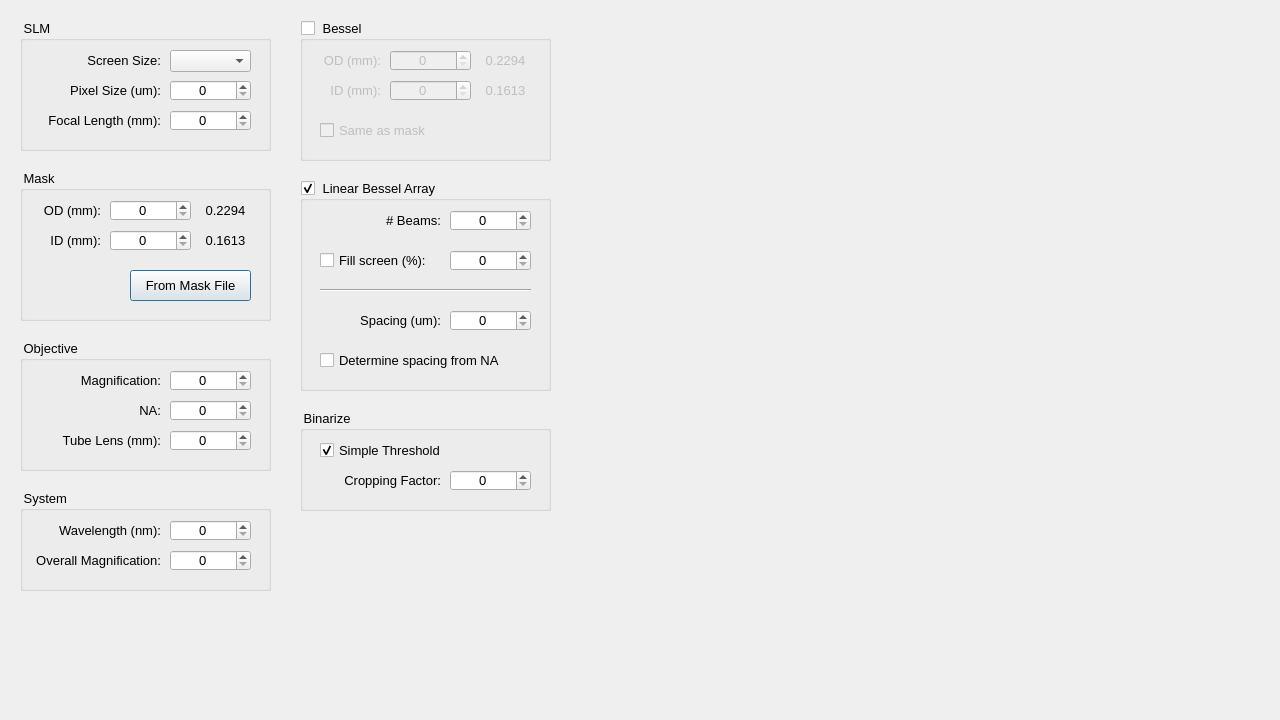
The window that pattern/dialog.ui (cbc-group/pattern) describes before a commit, drawn with Qt 5.
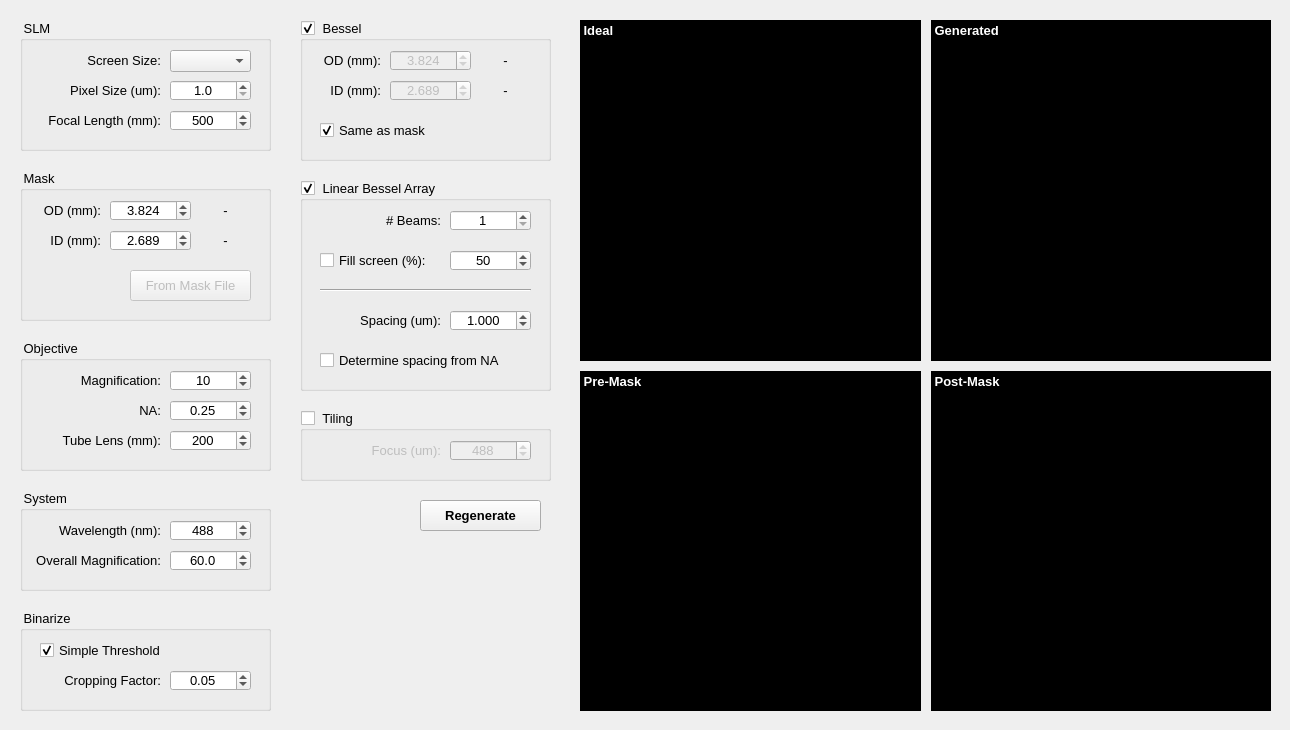
The same window after the commit.

What changed in the file:
```diff
--- a/pattern/dialog.ui
+++ b/pattern/dialog.ui
@@ -6,8 +6,8 @@
    <rect>
     <x>0</x>
     <y>0</y>
-    <width>1280</width>
-    <height>720</height>
+    <width>1290</width>
+    <height>730</height>
    </rect>
   </property>
   <property name="windowTitle">
@@ -18,8 +18,8 @@
     <rect>
      <x>570</x>
      <y>10</y>
-     <width>701</width>
-     <height>701</height>
+     <width>711</width>
+     <height>711</height>
     </rect>
    </property>
    <layout class="QGridLayout" name="preview_layout">
@@ -39,16 +39,151 @@
      <number>10</number>
     </property>
     <item row="0" column="1">
-     <widget class="QWidget" name="generated" native="true"/>
+     <widget class="QWidget" name="generated" native="true">
+      <property name="styleSheet">
+       <string notr="true">background-color: rgb(0, 0, 0);</string>
+      </property>
+      <widget class="QLabel" name="mask_id_na_3">
+       <property name="geometry">
+        <rect>
+         <x>0</x>
+         <y>0</y>
+         <width>81</width>
+         <height>21</height>
+        </rect>
+       </property>
+       <property name="font">
+        <font>
+         <pointsize>10</pointsize>
+         <weight>75</weight>
+         <bold>true</bold>
+        </font>
+       </property>
+       <property name="layoutDirection">
+        <enum>Qt::LeftToRight</enum>
+       </property>
+       <property name="styleSheet">
+        <string notr="true">color: rgb(255, 255, 255);</string>
+       </property>
+       <property name="text">
+        <string> Generated</string>
+       </property>
+       <property name="alignment">
+        <set>Qt::AlignLeading|Qt::AlignLeft|Qt::AlignVCenter</set>
+       </property>
+      </widget>
+     </widget>
     </item>
     <item row="0" column="0">
-     <widget class="QWidget" name="ideal" native="true"/>
+     <widget class="QWidget" name="ideal" native="true">
+      <property name="styleSheet">
+       <string notr="true">background-color: rgb(0, 0, 0);</string>
+      </property>
+      <widget class="QLabel" name="mask_id_na_2">
+       <property name="geometry">
+        <rect>
+         <x>0</x>
+         <y>0</y>
+         <width>51</width>
+         <height>21</height>
+        </rect>
+       </property>
+       <property name="font">
+        <font>
+         <pointsize>10</pointsize>
+         <weight>75</weight>
+         <bold>true</bold>
+        </font>
+       </property>
+       <property name="layoutDirection">
+        <enum>Qt::LeftToRight</enum>
+       </property>
+       <property name="styleSheet">
+        <string notr="true">color: rgb(255, 255, 255);</string>
+       </property>
+       <property name="text">
+        <string> Ideal</string>
+       </property>
+       <property name="alignment">
+        <set>Qt::AlignLeading|Qt::AlignLeft|Qt::AlignVCenter</set>
+       </property>
+      </widget>
+     </widget>
     </item>
     <item row="1" column="0">
-     <widget class="QWidget" name="pre_mask" native="true"/>
+     <widget class="QWidget" name="pre_mask" native="true">
+      <property name="autoFillBackground">
+       <bool>false</bool>
+      </property>
+      <property name="styleSheet">
+       <string notr="true">background-color: rgb(0, 0, 0);</string>
+      </property>
+      <widget class="QLabel" name="mask_id_na_4">
+       <property name="geometry">
+        <rect>
+         <x>0</x>
+         <y>0</y>
+         <width>81</width>
+         <height>21</height>
+        </rect>
+       </property>
+       <property name="font">
+        <font>
+         <pointsize>10</pointsize>
+         <weight>75</weight>
+         <bold>true</bold>
+        </font>
+       </property>
+       <property name="layoutDirection">
+        <enum>Qt::LeftToRight</enum>
+       </property>
+       <property name="styleSheet">
+        <string notr="true">color: rgb(255, 255, 255);</string>
+       </property>
+       <property name="text">
+        <string> Pre-Mask</string>
+       </property>
+       <property name="alignment">
+        <set>Qt::AlignLeading|Qt::AlignLeft|Qt::AlignVCenter</set>
+       </property>
+      </widget>
+     </widget>
     </item>
     <item row="1" column="1">
-     <widget class="QWidget" name="post_mask" native="true"/>
+     <widget class="QWidget" name="post_mask" native="true">
+      <property name="styleSheet">
+       <string notr="true">background-color: rgb(0, 0, 0);</string>
+      </property>
+      <widget class="QLabel" name="mask_id_na_5">
+       <property name="geometry">
+        <rect>
+         <x>0</x>
+         <y>0</y>
+         <width>81</width>
+         <height>21</height>
+        </rect>
+       </property>
+       <property name="font">
+        <font>
+         <pointsize>10</pointsize>
+         <weight>75</weight>
+         <bold>true</bold>
+        </font>
+       </property>
+       <property name="layoutDirection">
+        <enum>Qt::LeftToRight</enum>
+       </property>
+       <property name="styleSheet">
+        <string notr="true">color: rgb(255, 255, 255);</string>
+       </property>
+       <property name="text">
+        <string> Post-Mask</string>
+       </property>
+       <property name="alignment">
+        <set>Qt::AlignLeading|Qt::AlignLeft|Qt::AlignVCenter</set>
+       </property>
+      </widget>
+     </widget>
     </item>
    </layout>
   </widget>
@@ -117,7 +252,7 @@
      <set>Qt::AlignRight|Qt::AlignTrailing|Qt::AlignVCenter</set>
     </property>
    </widget>
-   <widget class="QSpinBox" name="pixel_size_spinbox">
+   <widget class="QDoubleSpinBox" name="pixel_size_spinbox">
     <property name="geometry">
      <rect>
       <x>150</x>
@@ -134,6 +269,21 @@
     <property name="alignment">
      <set>Qt::AlignCenter</set>
     </property>
+    <property name="buttonSymbols">
+     <enum>QAbstractSpinBox::UpDownArrows</enum>
+    </property>
+    <property name="decimals">
+     <number>1</number>
+    </property>
+    <property name="minimum">
+     <double>1.000000000000000</double>
+    </property>
+    <property name="maximum">
+     <double>100.000000000000000</double>
+    </property>
+    <property name="singleStep">
+     <double>0.100000000000000</double>
+    </property>
    </widget>
    <widget class="QLabel" name="focal_length_label">
     <property name="geometry">
@@ -176,6 +326,12 @@
     <property name="alignment">
      <set>Qt::AlignCenter</set>
     </property>
+    <property name="maximum">
+     <number>1000</number>
+    </property>
+    <property name="value">
+     <number>500</number>
+    </property>
    </widget>
    <widget class="QComboBox" name="screensize_combobox">
     <property name="geometry">
@@ -246,6 +402,12 @@
     <property name="alignment">
      <set>Qt::AlignCenter</set>
     </property>
+    <property name="maximum">
+     <number>100</number>
+    </property>
+    <property name="value">
+     <number>10</number>
+    </property>
    </widget>
    <widget class="QLabel" name="na_label">
     <property name="geometry">
@@ -271,7 +433,7 @@
      <set>Qt::AlignRight|Qt::AlignTrailing|Qt::AlignVCenter</set>
     </property>
    </widget>
-   <widget class="QSpinBox" name="na_spinbox">
+   <widget class="QDoubleSpinBox" name="objective_na_spinbox">
     <property name="geometry">
      <rect>
       <x>150</x>
@@ -288,6 +450,15 @@
     <property name="alignment">
      <set>Qt::AlignCenter</set>
     </property>
+    <property name="maximum">
+     <double>2.000000000000000</double>
+    </property>
+    <property name="singleStep">
+     <double>0.010000000000000</double>
+    </property>
+    <property name="value">
+     <double>0.250000000000000</double>
+    </property>
    </widget>
    <widget class="QSpinBox" name="tube_lens_spinbox">
     <property name="geometry">
@@ -306,6 +477,15 @@
     <property name="alignment">
      <set>Qt::AlignCenter</set>
     </property>
+    <property name="maximum">
+     <number>1000</number>
+    </property>
+    <property name="singleStep">
+     <number>1</number>
+    </property>
+    <property name="value">
+     <number>200</number>
+    </property>
    </widget>
    <widget class="QLabel" name="tube_lens_label">
     <property name="geometry">
@@ -373,7 +553,7 @@
      <set>Qt::AlignRight|Qt::AlignTrailing|Qt::AlignVCenter</set>
     </property>
    </widget>
-   <widget class="QSpinBox" name="mask_od_spinbox">
+   <widget class="QDoubleSpinBox" name="mask_od_spinbox">
     <property name="geometry">
      <rect>
       <x>90</x>
@@ -390,6 +570,18 @@
     <property name="alignment">
      <set>Qt::AlignCenter</set>
     </property>
+    <property name="decimals">
+     <number>3</number>
+    </property>
+    <property name="maximum">
+     <double>5.000000000000000</double>
+    </property>
+    <property name="singleStep">
+     <double>0.001000000000000</double>
+    </property>
+    <property name="value">
+     <double>3.824000000000000</double>
+    </property>
    </widget>
    <widget class="QLabel" name="mask_id_label">
     <property name="geometry">
@@ -415,7 +607,7 @@
      <set>Qt::AlignRight|Qt::AlignTrailing|Qt::AlignVCenter</set>
     </property>
    </widget>
-   <widget class="QSpinBox" name="mask_id_spinbox">
+   <widget class="QDoubleSpinBox" name="mask_id_spinbox">
     <property name="geometry">
      <rect>
       <x>90</x>
@@ -432,6 +624,18 @@
     <property name="alignment">
      <set>Qt::AlignCenter</set>
     </property>
+    <property name="decimals">
+     <number>3</number>
+    </property>
+    <property name="maximum">
+     <double>5.000000000000000</double>
+    </property>
+    <property name="singleStep">
+     <double>0.001000000000000</double>
+    </property>
+    <property name="value">
+     <double>2.689000000000000</double>
+    </property>
    </widget>
    <widget class="QLabel" name="mask_od_na">
     <property name="geometry">
@@ -451,7 +655,7 @@
      <enum>Qt::LeftToRight</enum>
     </property>
     <property name="text">
-     <string>0.2294</string>
+     <string>-</string>
     </property>
     <property name="alignment">
      <set>Qt::AlignCenter</set>
@@ -475,13 +679,16 @@
      <enum>Qt::LeftToRight</enum>
     </property>
     <property name="text">
-     <string>0.1613</string>
+     <string>-</string>
     </property>
     <property name="alignment">
      <set>Qt::AlignCenter</set>
     </property>
    </widget>
    <widget class="QPushButton" name="from_mask_file">
+    <property name="enabled">
+     <bool>false</bool>
+    </property>
     <property name="geometry">
      <rect>
       <x>110</x>
@@ -558,6 +765,15 @@
     <property name="alignment">
      <set>Qt::AlignCenter</set>
     </property>
+    <property name="minimum">
+     <number>350</number>
+    </property>
+    <property name="maximum">
+     <number>1500</number>
+    </property>
+    <property name="value">
+     <number>488</number>
+    </property>
    </widget>
    <widget class="QLabel" name="system_magnification_label">
     <property name="geometry">
@@ -583,7 +799,7 @@
      <set>Qt::AlignRight|Qt::AlignTrailing|Qt::AlignVCenter</set>
     </property>
    </widget>
-   <widget class="QSpinBox" name="system_magnification_spinbox">
+   <widget class="QDoubleSpinBox" name="system_magnification_spinbox">
     <property name="geometry">
      <rect>
       <x>150</x>
@@ -600,6 +816,18 @@
     <property name="alignment">
      <set>Qt::AlignCenter</set>
     </property>
+    <property name="decimals">
+     <number>1</number>
+    </property>
+    <property name="maximum">
+     <double>500.000000000000000</double>
+    </property>
+    <property name="singleStep">
+     <double>0.100000000000000</double>
+    </property>
+    <property name="value">
+     <double>60.000000000000000</double>
+    </property>
    </widget>
   </widget>
   <widget class="QGroupBox" name="bessel_parameters">
@@ -626,7 +854,7 @@
     <bool>true</bool>
    </property>
    <property name="checked">
-    <bool>false</bool>
+    <bool>true</bool>
    </property>
    <widget class="QLabel" name="bessel_od_label">
     <property name="geometry">
@@ -652,7 +880,10 @@
      <set>Qt::AlignRight|Qt::AlignTrailing|Qt::AlignVCenter</set>
     </property>
    </widget>
-   <widget class="QSpinBox" name="bessel_od_spinbox">
+   <widget class="QDoubleSpinBox" name="bessel_od_spinbox">
+    <property name="enabled">
+     <bool>false</bool>
+    </property>
     <property name="geometry">
      <rect>
       <x>90</x>
@@ -669,6 +900,18 @@
     <property name="alignment">
      <set>Qt::AlignCenter</set>
     </property>
+    <property name="decimals">
+     <number>3</number>
+    </property>
+    <property name="maximum">
+     <double>10.000000000000000</double>
+    </property>
+    <property name="singleStep">
+     <double>0.001000000000000</double>
+    </property>
+    <property name="value">
+     <double>3.824000000000000</double>
+    </property>
    </widget>
    <widget class="QLabel" name="bessel_id_label">
     <property name="geometry">
@@ -694,7 +937,10 @@
      <set>Qt::AlignRight|Qt::AlignTrailing|Qt::AlignVCenter</set>
     </property>
    </widget>
-   <widget class="QSpinBox" name="bessel_id_spinbox">
+   <widget class="QDoubleSpinBox" name="bessel_id_spinbox">
+    <property name="enabled">
+     <bool>false</bool>
+    </property>
     <property name="geometry">
      <rect>
       <x>90</x>
@@ -711,6 +957,18 @@
     <property name="alignment">
      <set>Qt::AlignCenter</set>
     </property>
+    <property name="decimals">
+     <number>3</number>
+    </property>
+    <property name="maximum">
+     <double>10.000000000000000</double>
+    </property>
+    <property name="singleStep">
+     <double>0.001000000000000</double>
+    </property>
+    <property name="value">
+     <double>2.689000000000000</double>
+    </property>
    </widget>
    <widget class="QLabel" name="bessel_od_na">
     <property name="geometry">
@@ -730,7 +988,7 @@
      <enum>Qt::LeftToRight</enum>
     </property>
     <property name="text">
-     <string>0.2294</string>
+     <string>-</string>
     </property>
     <property name="alignment">
      <set>Qt::AlignCenter</set>
@@ -754,7 +1012,7 @@
      <enum>Qt::LeftToRight</enum>
     </property>
     <property name="text">
-     <string>0.1613</string>
+     <string>-</string>
     </property>
     <property name="alignment">
      <set>Qt::AlignCenter</set>
@@ -772,6 +1030,9 @@
     <property name="text">
      <string>Same as mask</string>
     </property>
+    <property name="checked">
+     <bool>true</bool>
+    </property>
    </widget>
   </widget>
   <widget class="QGroupBox" name="linear_bessel_array_parameters">
@@ -791,6 +1052,9 @@
    <property name="title">
     <string> Linear Bessel Array </string>
    </property>
+   <property name="flat">
+    <bool>false</bool>
+   </property>
    <property name="checkable">
     <bool>true</bool>
    </property>
@@ -838,6 +1102,12 @@
     <property name="alignment">
      <set>Qt::AlignCenter</set>
     </property>
+    <property name="minimum">
+     <number>1</number>
+    </property>
+    <property name="maximum">
+     <number>100</number>
+    </property>
    </widget>
    <widget class="QLabel" name="spacing_label">
     <property name="geometry">
@@ -863,7 +1133,7 @@
      <set>Qt::AlignRight|Qt::AlignTrailing|Qt::AlignVCenter</set>
     </property>
    </widget>
-   <widget class="QSpinBox" name="spacing_spinbox">
+   <widget class="QDoubleSpinBox" name="spacing_spinbox">
     <property name="geometry">
      <rect>
       <x>150</x>
@@ -880,6 +1150,18 @@
     <property name="alignment">
      <set>Qt::AlignCenter</set>
     </property>
+    <property name="decimals">
+     <number>3</number>
+    </property>
+    <property name="maximum">
+     <double>100.000000000000000</double>
+    </property>
+    <property name="singleStep">
+     <double>0.001000000000000</double>
+    </property>
+    <property name="value">
+     <double>1.000000000000000</double>
+    </property>
    </widget>
    <widget class="QCheckBox" name="auto_spacing">
     <property name="geometry">
@@ -937,13 +1219,19 @@
     <property name="alignment">
      <set>Qt::AlignCenter</set>
     </property>
+    <property name="maximum">
+     <number>100</number>
+    </property>
+    <property name="value">
+     <number>50</number>
+    </property>
    </widget>
   </widget>
   <widget class="QGroupBox" name="binarize_parameters">
    <property name="geometry">
     <rect>
-     <x>300</x>
-     <y>410</y>
+     <x>20</x>
+     <y>610</y>
      <width>251</width>
      <height>101</height>
     </rect>
@@ -986,7 +1274,7 @@
      <set>Qt::AlignRight|Qt::AlignTrailing|Qt::AlignVCenter</set>
     </property>
    </widget>
-   <widget class="QSpinBox" name="cropping_factor_spinbox">
+   <widget class="QDoubleSpinBox" name="cropping_factor_spinbox">
     <property name="geometry">
      <rect>
       <x>150</x>
@@ -1003,6 +1291,15 @@
     <property name="alignment">
      <set>Qt::AlignCenter</set>
     </property>
+    <property name="maximum">
+     <double>1.000000000000000</double>
+    </property>
+    <property name="singleStep">
+     <double>0.010000000000000</double>
+    </property>
+    <property name="value">
+     <double>0.050000000000000</double>
+    </property>
    </widget>
    <widget class="QCheckBox" name="simple_threshold">
     <property name="geometry">
@@ -1024,6 +1321,104 @@
     </property>
    </widget>
   </widget>
+  <widget class="QPushButton" name="regenerate">
+   <property name="geometry">
+    <rect>
+     <x>420</x>
+     <y>500</y>
+     <width>121</width>
+     <height>31</height>
+    </rect>
+   </property>
+   <property name="font">
+    <font>
+     <pointsize>10</pointsize>
+     <weight>75</weight>
+     <bold>true</bold>
+    </font>
+   </property>
+   <property name="text">
+    <string>Regenerate</string>
+   </property>
+  </widget>
+  <widget class="QGroupBox" name="tiling_parameters">
+   <property name="geometry">
+    <rect>
+     <x>300</x>
+     <y>410</y>
+     <width>251</width>
+     <height>71</height>
+    </rect>
+   </property>
+   <property name="font">
+    <font>
+     <pointsize>10</pointsize>
+    </font>
+   </property>
+   <property name="title">
+    <string> Tiling </string>
+   </property>
+   <property name="flat">
+    <bool>false</bool>
+   </property>
+   <property name="checkable">
+    <bool>true</bool>
+   </property>
+   <property name="checked">
+    <bool>false</bool>
+   </property>
+   <widget class="QSpinBox" name="wavelength_spinbox_2">
+    <property name="geometry">
+     <rect>
+      <x>150</x>
+      <y>30</y>
+      <width>81</width>
+      <height>21</height>
+     </rect>
+    </property>
+    <property name="font">
+     <font>
+      <pointsize>10</pointsize>
+     </font>
+    </property>
+    <property name="alignment">
+     <set>Qt::AlignCenter</set>
+    </property>
+    <property name="minimum">
+     <number>350</number>
+    </property>
+    <property name="maximum">
+     <number>1500</number>
+    </property>
+    <property name="value">
+     <number>488</number>
+    </property>
+   </widget>
+   <widget class="QLabel" name="wavelength_label_2">
+    <property name="geometry">
+     <rect>
+      <x>20</x>
+      <y>30</y>
+      <width>121</width>
+      <height>21</height>
+     </rect>
+    </property>
+    <property name="font">
+     <font>
+      <pointsize>10</pointsize>
+     </font>
+    </property>
+    <property name="layoutDirection">
+     <enum>Qt::LeftToRight</enum>
+    </property>
+    <property name="text">
+     <string>Focus (um):</string>
+    </property>
+    <property name="alignment">
+     <set>Qt::AlignRight|Qt::AlignTrailing|Qt::AlignVCenter</set>
+    </property>
+   </widget>
+  </widget>
  </widget>
  <resources/>
  <connections/>
```
Left out of the diff: 2 changed lines with no effect on the pictures.
